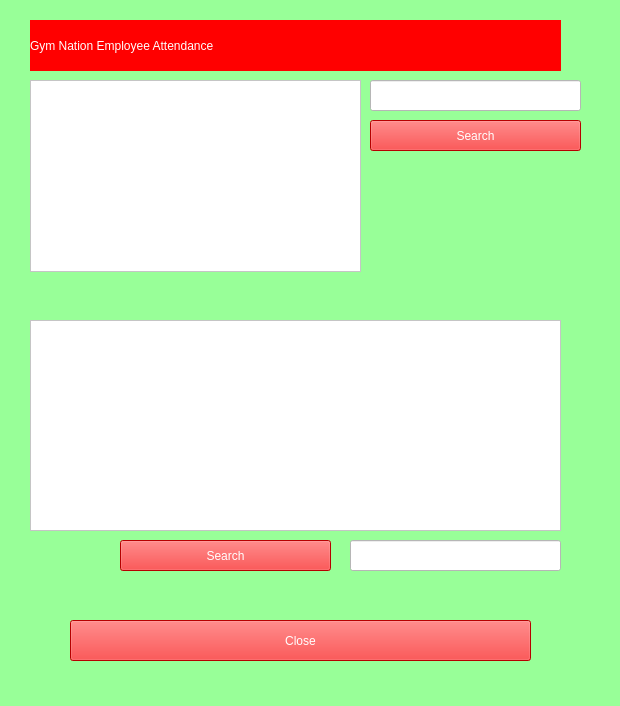
This is main.ui in francisganapin/Employee_Login as Qt 5 draws it before an edit. The edited form follows.
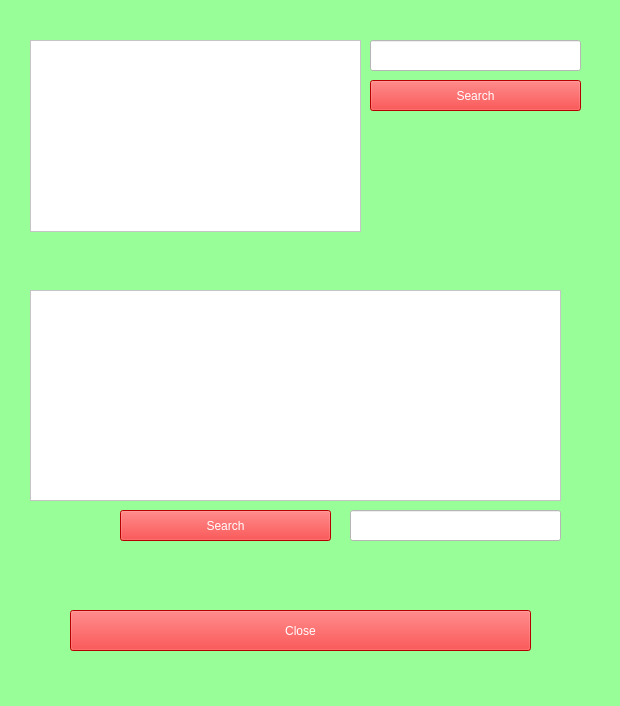
This is the edited form. The open tabs and pages were chosen to show the change.

```diff
--- a/main.ui
+++ b/main.ui
@@ -281,7 +281,7 @@
      <property name="geometry">
       <rect>
        <x>30</x>
-       <y>80</y>
+       <y>40</y>
        <width>331</width>
        <height>192</height>
       </rect>
@@ -294,7 +294,7 @@
      <property name="geometry">
       <rect>
        <x>30</x>
-       <y>320</y>
+       <y>290</y>
        <width>531</width>
        <height>211</height>
       </rect>
@@ -307,7 +307,7 @@
      <property name="geometry">
       <rect>
        <x>370</x>
-       <y>80</y>
+       <y>40</y>
        <width>211</width>
        <height>31</height>
       </rect>
@@ -320,7 +320,7 @@
      <property name="geometry">
       <rect>
        <x>350</x>
-       <y>540</y>
+       <y>510</y>
        <width>211</width>
        <height>31</height>
       </rect>
@@ -333,7 +333,7 @@
      <property name="geometry">
       <rect>
        <x>370</x>
-       <y>120</y>
+       <y>80</y>
        <width>211</width>
        <height>31</height>
       </rect>
@@ -358,7 +358,7 @@
      <property name="geometry">
       <rect>
        <x>120</x>
-       <y>540</y>
+       <y>510</y>
        <width>211</width>
        <height>31</height>
       </rect>
@@ -379,29 +379,11 @@
       <string>Search</string>
      </property>
     </widget>
-    <widget class="QLabel" name="label_11">
-     <property name="geometry">
-      <rect>
-       <x>30</x>
-       <y>20</y>
-       <width>531</width>
-       <height>51</height>
-      </rect>
-     </property>
-     <property name="styleSheet">
-      <string notr="true">Background-color:red;
-color:white;
-font: 16pt &quot;MS Shell Dlg 2&quot;;font: 20pt &quot;MS Shell Dlg 2&quot;;</string>
-     </property>
-     <property name="text">
-      <string>Gym Nation Employee Attendance</string>
-     </property>
-    </widget>
     <widget class="QPushButton" name="close_bt_6">
      <property name="geometry">
       <rect>
        <x>70</x>
-       <y>620</y>
+       <y>610</y>
        <width>461</width>
        <height>41</height>
       </rect>
```
Left out of the diff: 6 changed lines with no effect on the pictures.
